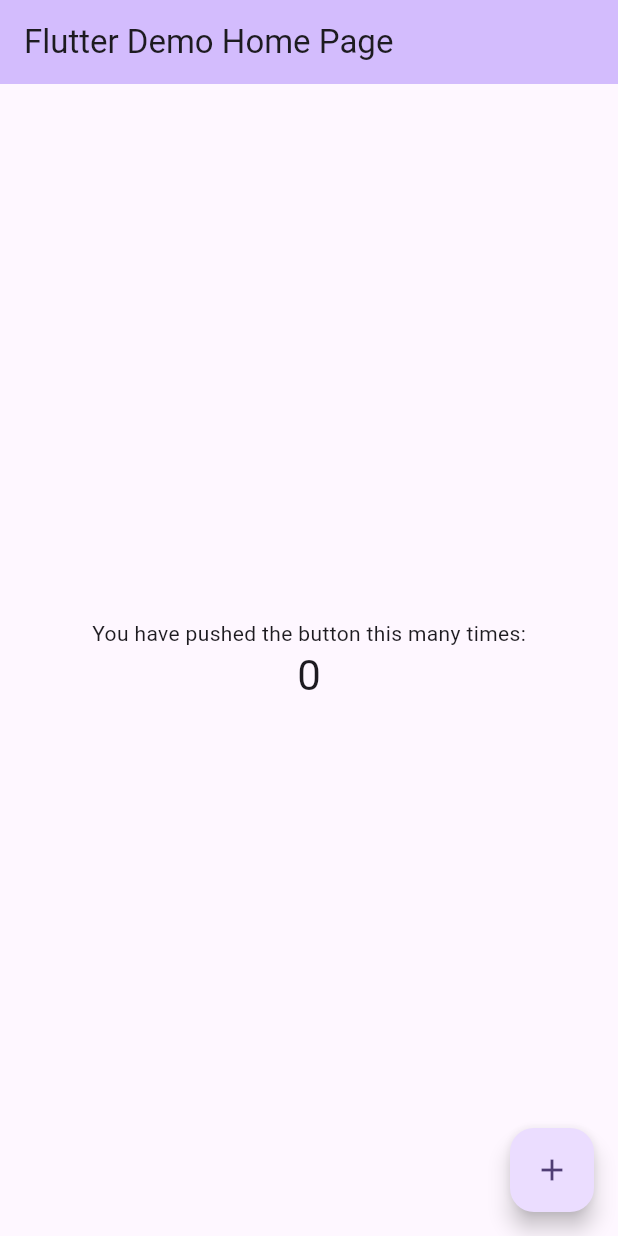
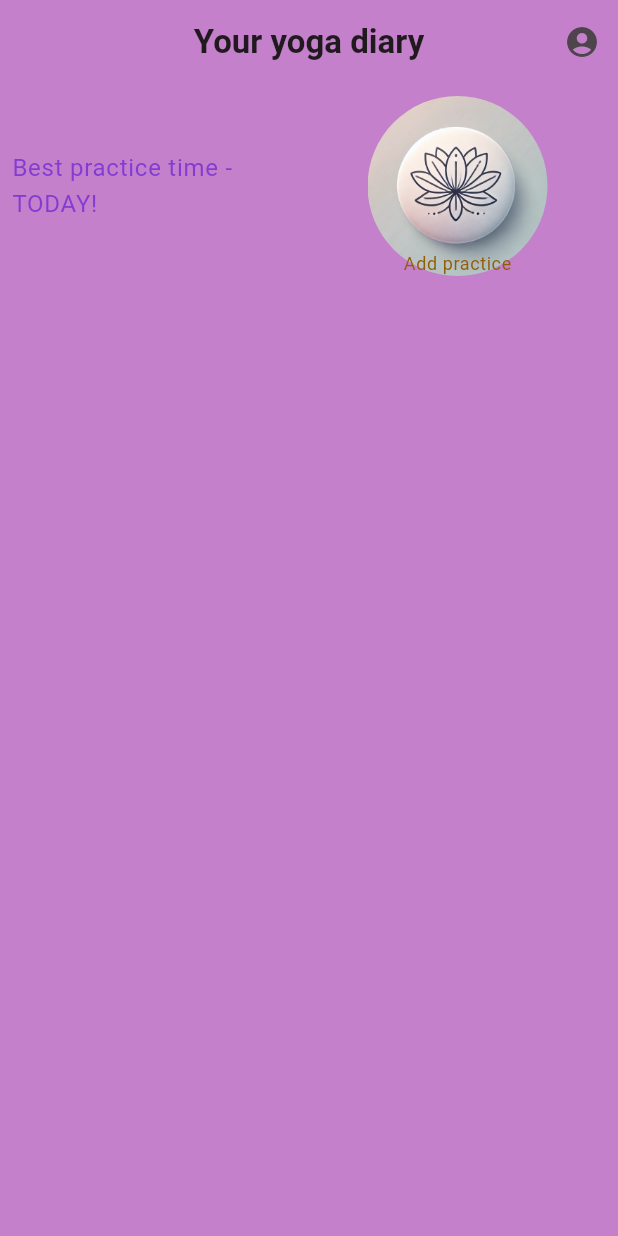
Before and after one commit to natalliavarvaruk/yoga_diary, a Flutter app: the screen it shows after launch, on a phone screen of 412 x 824 dp. Run offline on Flutter 3.47's test engine with Material 3 defaults, Android fonts, the light colour scheme and no system bars; our stand-ins replace flutter_animate, google_fonts.

Commit message:
new logo

```diff
--- a/lib/main.dart
+++ b/lib/main.dart
@@ -1,125 +1,48 @@
+
 import 'package:flutter/material.dart';
+import 'package:google_fonts/google_fonts.dart';
+import 'package:yoga_diary/screens/home_screen.dart';
+
+final colorScheme = ColorScheme.fromSeed(
+  brightness: Brightness.light,
+  seedColor: const Color.fromARGB(248, 244, 202, 234),
+  surface: const Color.fromARGB(255, 197, 128, 204),
+);
+
+final theme = ThemeData().copyWith(
+
+  scaffoldBackgroundColor: colorScheme.surface,
+  colorScheme: colorScheme,
+  textTheme: GoogleFonts.ubuntuCondensedTextTheme().apply(
+  bodyColor: const Color.fromARGB(255, 130, 60, 210),
+  displayColor: const Color.fromARGB(255, 146, 93, 6),
+).copyWith(
+    titleSmall: GoogleFonts.ubuntuCondensed(
+      fontWeight: FontWeight.bold,
+    ),
+
+    titleMedium: GoogleFonts.ubuntuCondensed(
+      fontWeight: FontWeight.bold,
+    ),
+    titleLarge: GoogleFonts.ubuntuCondensed(
+      fontWeight: FontWeight.bold,
+    ),
+  ),
+);
 
 void main() {
-  runApp(const MyApp());
+  runApp(MyApp());
 }
 
 class MyApp extends StatelessWidget {
   const MyApp({super.key});
 
-  // This widget is the root of your application.
   @override
   Widget build(BuildContext context) {
     return MaterialApp(
-      title: 'Flutter Demo',
-      theme: ThemeData(
-        // This is the theme of your application.
-        //
-        // TRY THIS: Try running your application with "flutter run". You'll see
-        // the application has a purple toolbar. Then, without quitting the app,
-        // try changing the seedColor in the colorScheme below to Colors.green
-        // and then invoke "hot reload" (save your changes or press the "hot
-        // reload" button in a Flutter-supported IDE, or press "r" if you used
-        // the command line to start the app).
-        //
-        // Notice that the counter didn't reset back to zero; the application
-        // state is not lost during the reload. To reset the state, use hot
-        // restart instead.
-        //
-        // This works for code too, not just values: Most code changes can be
-        // tested with just a hot reload.
-        colorScheme: ColorScheme.fromSeed(seedColor: Colors.deepPurple),
-        useMaterial3: true,
-      ),
-      home: const MyHomePage(title: 'Flutter Demo Home Page'),
+      //title: 'Great Places',
+      theme: theme,
+      home: HomeScreen(),
     );
   }
 }
-
-class MyHomePage extends StatefulWidget {
-  const MyHomePage({super.key, required this.title});
-
-  // This widget is the home page of your application. It is stateful, meaning
-  // that it has a State object (defined below) that contains fields that affect
-  // how it looks.
-
-  // This class is the configuration for the state. It holds the values (in this
-  // case the title) provided by the parent (in this case the App widget) and
-  // used by the build method of the State. Fields in a Widget subclass are
-  // always marked "final".
-
-  final String title;
-
-  @override
-  State<MyHomePage> createState() => _MyHomePageState();
-}
-
-class _MyHomePageState extends State<MyHomePage> {
-  int _counter = 0;
-
-  void _incrementCounter() {
-    setState(() {
-      // This call to setState tells the Flutter framework that something has
-      // changed in this State, which causes it to rerun the build method below
-      // so that the display can reflect the updated values. If we changed
-      // _counter without calling setState(), then the build method would not be
-      // called again, and so nothing would appear to happen.
-      _counter++;
-    });
-  }
-
-  @override
-  Widget build(BuildContext context) {
-    // This method is rerun every time setState is called, for instance as done
-    // by the _incrementCounter method above.
-    //
-    // The Flutter framework has been optimized to make rerunning build methods
-    // fast, so that you can just rebuild anything that needs updating rather
-    // than having to individually change instances of widgets.
-    return Scaffold(
-      appBar: AppBar(
-        // TRY THIS: Try changing the color here to a specific color (to
-        // Colors.amber, perhaps?) and trigger a hot reload to see the AppBar
-        // change color while the other colors stay the same.
-        backgroundColor: Theme.of(context).colorScheme.inversePrimary,
-        // Here we take the value from the MyHomePage object that was created by
-        // the App.build method, and use it to set our appbar title.
-        title: Text(widget.title),
-      ),
-      body: Center(
-        // Center is a layout widget. It takes a single child and positions it
-        // in the middle of the parent.
-        child: Column(
-          // Column is also a layout widget. It takes a list of children and
-          // arranges them vertically. By default, it sizes itself to fit its
-          // children horizontally, and tries to be as tall as its parent.
-          //
-          // Column has various properties to control how it sizes itself and
-          // how it positions its children. Here we use mainAxisAlignment to
-          // center the children vertically; the main axis here is the vertical
-          // axis because Columns are vertical (the cross axis would be
-          // horizontal).
-          //
-          // TRY THIS: Invoke "debug painting" (choose the "Toggle Debug Paint"
-          // action in the IDE, or press "p" in the console), to see the
-          // wireframe for each widget.
-          mainAxisAlignment: MainAxisAlignment.center,
-          children: <Widget>[
-            const Text(
-              'You have pushed the button this many times:',
-            ),
-            Text(
-              '$_counter',
-              style: Theme.of(context).textTheme.headlineMedium,
-            ),
-          ],
-        ),
-      ),
-      floatingActionButton: FloatingActionButton(
-        onPressed: _incrementCounter,
-        tooltip: 'Increment',
-        child: const Icon(Icons.add),
-      ), // This trailing comma makes auto-formatting nicer for build methods.
-    );
-  }
-}
--- /dev/null
+++ b/lib/screens/home_screen.dart
@@ -0,0 +1,56 @@
+import 'package:flutter/material.dart';
+import 'package:yoga_diary/screens/add_practice.dart';
+import 'package:yoga_diary/widgets/lotos_button.dart';
+
+class HomeScreen extends StatefulWidget {
+  const HomeScreen({super.key});
+
+  @override
+  State<HomeScreen> createState() {
+    return _HomeScreenState();
+  }
+}
+
+class _HomeScreenState extends State<HomeScreen> {
+  @override
+  Widget build(BuildContext context) {
+    return Scaffold(
+      appBar: AppBar(
+        centerTitle: true,
+        title: Text('Your yoga diary'),
+        actions: [
+          IconButton(
+            onPressed: () {}, //autorisation
+            icon: Icon(Icons.account_circle),
+          )
+        ],
+      ),
+      body: Padding(
+        padding: const EdgeInsets.all(8.0),
+        child: Column(
+          mainAxisAlignment: MainAxisAlignment.start,
+          children: [
+            Row(
+              children: [
+                Expanded(child: Text('Best practice time - TODAY!', style: Theme.of(context).textTheme.bodyLarge,)),
+
+                Expanded(
+                  child: LotosButton(onTap: () {
+                    Navigator.of(context).push(
+                      MaterialPageRoute(
+                          builder: (context) => AddPracticeScreen()),
+                    );
+                  }),
+                ),
+              ],
+            ),
+
+            //calendar,
+
+            //statistic,
+          ],
+        ),
+      ),
+    );
+  }
+}
--- /dev/null
+++ b/lib/widgets/lotos_button.dart
@@ -0,0 +1,42 @@
+import 'package:flutter/material.dart';
+import 'package:flutter_animate/flutter_animate.dart';
+
+class LotosButton extends StatelessWidget {
+  final VoidCallback onTap;
+
+  const LotosButton({Key? key, required this.onTap}) : super(key: key);
+
+  @override
+  Widget build(BuildContext context) {
+    return GestureDetector(
+      onTap: onTap,
+      child: Stack(
+        alignment: Alignment.bottomCenter,
+        //mainAxisAlignment: MainAxisAlignment.center,
+        //mainAxisSize: MainAxisSize.min,
+        children: [
+          Container(
+            width: 120,
+            height: 120,
+            decoration: BoxDecoration(
+
+              shape: BoxShape.circle,
+              image: DecorationImage(
+                image: AssetImage('assets/images/lotus_button.png'),
+                fit: BoxFit.cover,
+              ),
+            ),
+          ),
+          //).animate().scale(duration: 300.ms).then(delay: 100.ms).shake(),
+          const SizedBox(height: 8),
+          Text(
+            'Add practice',
+            style: Theme.of(context).textTheme.bodySmall,
+
+          ),
+          //).animate().fade(duration: 500.ms),
+        ],
+      ),
+    );
+  }
+}
```
Also changed, not shown: lib/models/practice.dart (added, +29 -0 lines), lib/screens/add_practice.dart (added, +34 -0 lines), pubspec.yaml (+8 -1 lines), assets/images/lotus_button.png (added), assets/images/lotus_button.webp (added), lib/providers/diary_provider.dart (added), lib/screens/statistics.dart (added), lib/widgets/calendar.dart (added), pubspec.lock, 2 other files.
